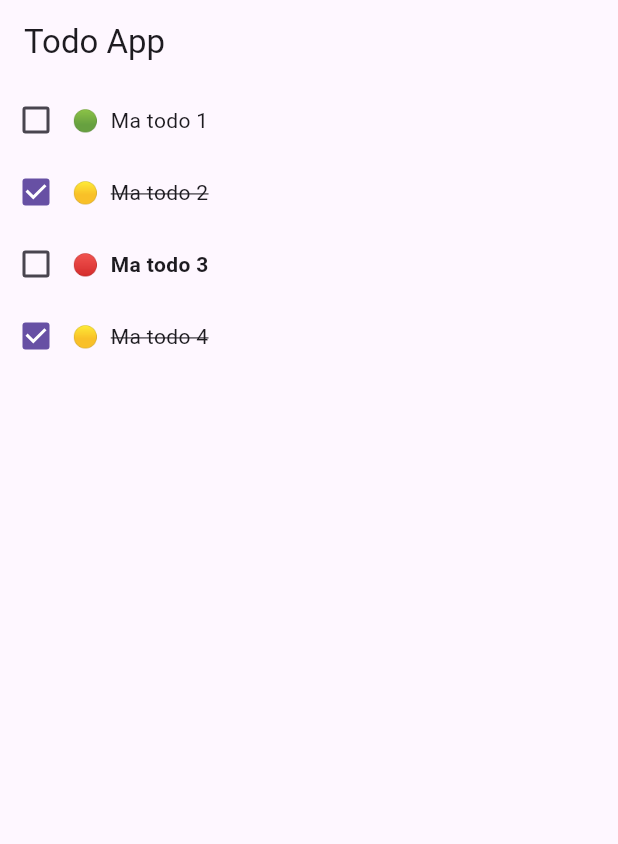
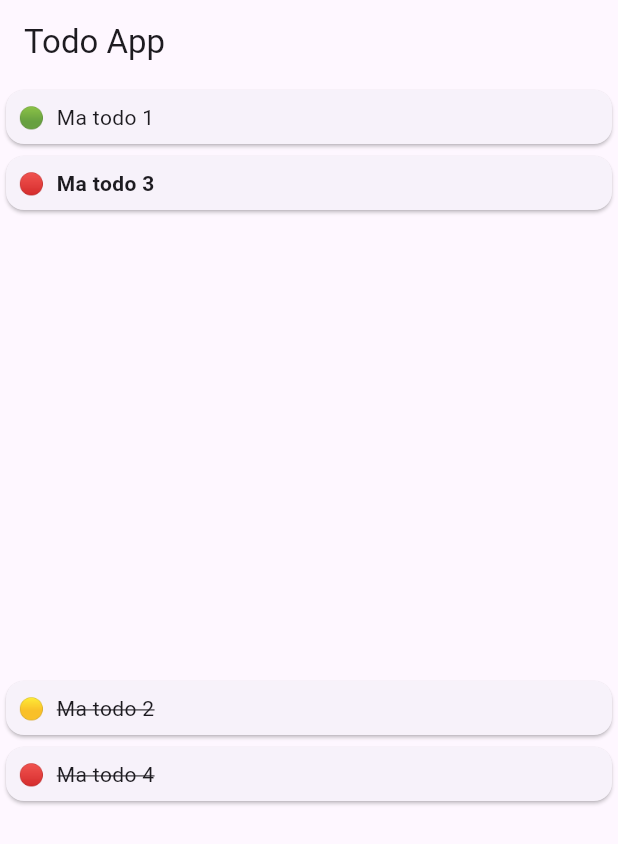
Before and after one commit to Fenysk/4_flutter_todo_app, a Flutter app: the screen it shows after launch, on a phone screen of 412 x 824 dp. Shown: the top 844 px of the screen. Run offline on Flutter 3.47's test engine with Material 3 defaults, Android fonts, the phone set to English and light mode, and no system bars.

```diff
--- a/lib/data/todos_data.dart
+++ b/lib/data/todos_data.dart
@@ -1,11 +1,21 @@
 import 'package:todo_app/models/todo.dart';
 
 final List<Todo> todosData = [
-  Todo(text: 'Ma todo 1', priority: Priority.low),
-  Todo(text: 'Ma todo 2', done: true),
-  Todo(text: 'Ma todo 3', priority: Priority.high),
+  Todo(
+    text: 'Ma todo 1',
+    priority: Priority.low,
+  ),
+  Todo(
+    text: 'Ma todo 2',
+    done: true,
+  ),
+  Todo(
+    text: 'Ma todo 3',
+    priority: Priority.high,
+  ),
   Todo(
     text: 'Ma todo 4',
     done: true,
+    priority: Priority.high,
   ),
 ];
--- a/lib/main.dart
+++ b/lib/main.dart
@@ -4,17 +4,30 @@ import 'package:todo_app/widgets/todo_list.dart';
 import 'package:todo_app/data/todos_data.dart';
 
 void main() {
-  runApp(TodoApp());
+  runApp(const TodoApp());
 }
 
-class TodoApp extends StatelessWidget {
-  TodoApp({super.key});
+class TodoApp extends StatefulWidget {
+  const TodoApp({super.key});
 
-  final List<Todo> myTodos = List.of(todosData);
+  @override
+  State<TodoApp> createState() => _TodoAppState();
+}
 
-  void toogleDone(String id, bool isDone) {
-    final todo = myTodos.firstWhere((todo) => todo.id == id);
-    todo.done = isDone;
+class _TodoAppState extends State<TodoApp> {
+  void toggleDone(String id) {
+    setState(() {
+      final todo = todosData.firstWhere((todo) => todo.id == id);
+      todo.done = !todo.done;
+    });
+  }
+
+  List<Todo> get notDoneTodos {
+    return todosData.where((todo) => !todo.done).toList();
+  }
+
+  List<Todo> get doneTodos {
+    return todosData.where((todo) => todo.done).toList();
   }
 
   @override
@@ -25,7 +38,19 @@ class TodoApp extends StatelessWidget {
           title: const Text('Todo App'),
         ),
         body: Center(
-          child: TodoList(myTodos, onToggleDone: toogleDone),
+          child: Column(
+            children: [
+              TodoList(
+                notDoneTodos,
+                onToggleDone: toggleDone,
+              ),
+              const SizedBox(height: 20),
+              TodoList(
+                doneTodos,
+                onToggleDone: toggleDone,
+              ),
+            ],
+          ),
         ),
       ),
     );
--- a/lib/widgets/todo_item.dart
+++ b/lib/widgets/todo_item.dart
@@ -2,36 +2,29 @@ import 'package:flutter/material.dart';
 import 'package:todo_app/models/todo.dart';
 
 class TodoItem extends StatefulWidget {
-  const TodoItem({super.key, required this.todo, required this.onToggleDone});
+  const TodoItem({super.key, required this.todo});
 
   final Todo todo;
-  final void Function(String id, bool isDone) onToggleDone;
 
   @override
   State<TodoItem> createState() => _TodoItemState();
 }
 
 class _TodoItemState extends State<TodoItem> {
-  void _setDone(bool? isChecked) {
-    setState(() {
-      widget.onToggleDone(widget.todo.id, isChecked!);
-    });
-  }
-
   @override
   Widget build(BuildContext context) {
-    return Row(
+    return Card(
+      child: Padding(
+        padding: const EdgeInsets.all(8.0),
+        child: Row(
           children: [
-        Checkbox(
-          value: widget.todo.done,
-          onChanged: _setDone,
-        ),
             Text(widget.todo.priorityEmoji),
             const SizedBox(width: 8.0),
             Text(
               widget.todo.text,
               style: TextStyle(
-            decoration: widget.todo.done ? TextDecoration.lineThrough : null,
+                decoration:
+                    widget.todo.done ? TextDecoration.lineThrough : null,
                 fontWeight:
                     !widget.todo.done && widget.todo.priority == Priority.high
                         ? FontWeight.bold
@@ -39,6 +32,8 @@ class _TodoItemState extends State<TodoItem> {
               ),
             ),
           ],
+        ),
+      ),
     );
   }
 }
--- a/lib/widgets/todo_list.dart
+++ b/lib/widgets/todo_list.dart
@@ -6,27 +6,28 @@ class TodoList extends StatefulWidget {
   const TodoList(this.todos, {super.key, required this.onToggleDone});
 
   final List<Todo> todos;
-  final void Function(String id, bool isDone) onToggleDone;
+  final void Function(String id) onToggleDone;
 
   @override
   State<TodoList> createState() => _TodoListState();
 }
 
 class _TodoListState extends State<TodoList> {
-  void onToggleDone(String id, bool isDone) {
-    setState(() {
-      widget.onToggleDone(id, isDone);
-    });
-  }
+  void toggleDone(String id) => setState(() => widget.onToggleDone(id));
 
   @override
   Widget build(BuildContext context) {
-    return ListView.builder(
-      itemCount: widget.todos.length,
-      itemBuilder: ((context, index) => TodoItem(
-            todo: widget.todos[index],
-            onToggleDone: onToggleDone,
-          )),
+    return Expanded(
+      child: ListView.builder(
+        itemCount: widget.todos.length,
+        itemBuilder: ((context, index) => Dismissible(
+              key: ValueKey(widget.todos[index].id),
+              onDismissed: (direction) => toggleDone(widget.todos[index].id),
+              child: TodoItem(
+                todo: widget.todos[index],
+              ),
+            )),
+      ),
     );
   }
 }
--- a/pubspec.yaml
+++ b/pubspec.yaml
@@ -7,6 +7,7 @@ environment:
   sdk: '>=3.3.4 <4.0.0'
 
 dependencies:
+  dart_format: ^1.1.17
   flutter:
     sdk: flutter
   uuid: ^4.4.0
```
Also changed, not shown: pubspec.lock. Lines whose indentation alone changed are shown as unchanged.
